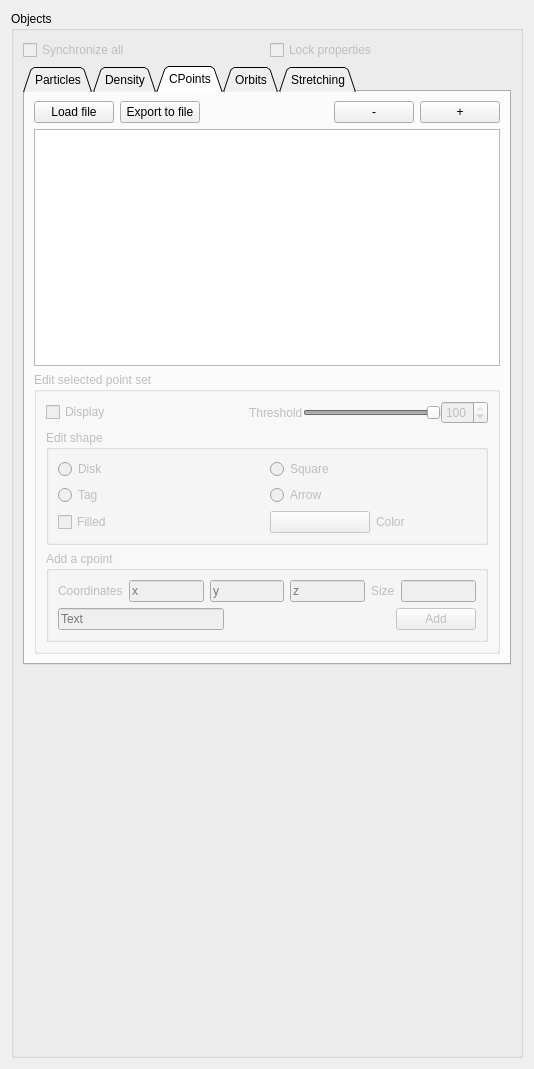
The window that src/formobjectcontrol.ui (jcldc/glnemo2) describes before a commit, drawn with Qt 5.
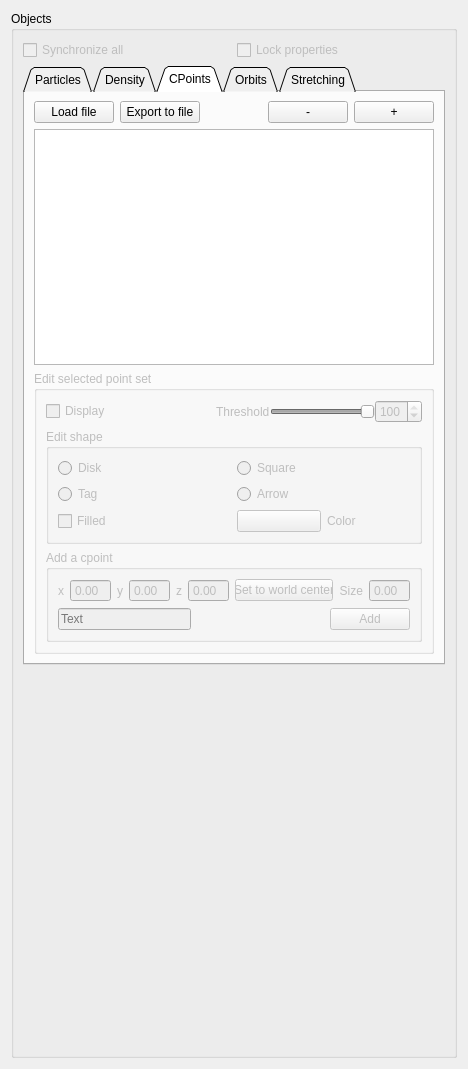
The same window after the commit. Icons and pictures are not drawn.

Commit message: Replace cpoint coords lineedit with doublespinbox

Patch:
```diff
--- a/src/formobjectcontrol.ui
+++ b/src/formobjectcontrol.ui
@@ -6,7 +6,7 @@
    <rect>
     <x>0</x>
     <y>0</y>
-    <width>534</width>
+    <width>468</width>
     <height>1069</height>
    </rect>
   </property>
@@ -1234,45 +1234,103 @@
                    <number>0</number>
                   </property>
                   <item>
-                   <widget class="QLabel" name="label_11">
-                    <property name="text">
-                     <string>Coordinates</string>
+                   <widget class="QLabel" name="label_14">
+                    <property name="sizePolicy">
+                     <sizepolicy hsizetype="Maximum" vsizetype="Preferred">
+                      <horstretch>0</horstretch>
+                      <verstretch>0</verstretch>
+                     </sizepolicy>
                     </property>
-                   </widget>
-                  </item>
-                  <item>
-                   <widget class="QLineEdit" name="add_cpoint_coords_x">
-                    <property name="placeholderText">
+                    <property name="text">
                      <string>x</string>
                     </property>
+                    <property name="alignment">
+                     <set>Qt::AlignRight|Qt::AlignTrailing|Qt::AlignVCenter</set>
+                    </property>
                    </widget>
                   </item>
                   <item>
-                   <widget class="QLineEdit" name="add_cpoint_coords_y">
+                   <widget class="QDoubleSpinBox" name="add_cpoint_coords_x">
+                    <property name="buttonSymbols">
+                     <enum>QAbstractSpinBox::NoButtons</enum>
+                    </property>
+                   </widget>
+                  </item>
+                  <item>
+                   <widget class="QLabel" name="label_15">
+                    <property name="sizePolicy">
+                     <sizepolicy hsizetype="Maximum" vsizetype="Preferred">
+                      <horstretch>0</horstretch>
+                      <verstretch>0</verstretch>
+                     </sizepolicy>
+                    </property>
                     <property name="text">
-                     <string/>
-                    </property>
-                    <property name="placeholderText">
                      <string>y</string>
                     </property>
+                    <property name="alignment">
+                     <set>Qt::AlignRight|Qt::AlignTrailing|Qt::AlignVCenter</set>
+                    </property>
                    </widget>
                   </item>
                   <item>
-                   <widget class="QLineEdit" name="add_cpoint_coords_z">
-                    <property name="placeholderText">
+                   <widget class="QDoubleSpinBox" name="add_cpoint_coords_y">
+                    <property name="buttonSymbols">
+                     <enum>QAbstractSpinBox::NoButtons</enum>
+                    </property>
+                   </widget>
+                  </item>
+                  <item>
+                   <widget class="QLabel" name="label_16">
+                    <property name="sizePolicy">
+                     <sizepolicy hsizetype="Maximum" vsizetype="Preferred">
+                      <horstretch>0</horstretch>
+                      <verstretch>0</verstretch>
+                     </sizepolicy>
+                    </property>
+                    <property name="text">
                      <string>z</string>
                     </property>
+                    <property name="alignment">
+                     <set>Qt::AlignRight|Qt::AlignTrailing|Qt::AlignVCenter</set>
+                    </property>
+                   </widget>
+                  </item>
+                  <item>
+                   <widget class="QDoubleSpinBox" name="add_cpoint_coords_z">
+                    <property name="buttonSymbols">
+                     <enum>QAbstractSpinBox::NoButtons</enum>
+                    </property>
+                   </widget>
+                  </item>
+                  <item>
+                   <widget class="QPushButton" name="add_cpoint_center_coord_btn">
+                    <property name="text">
+                     <string>Set to world center</string>
+                    </property>
                    </widget>
                   </item>
                   <item>
                    <widget class="QLabel" name="label_12">
+                    <property name="sizePolicy">
+                     <sizepolicy hsizetype="Maximum" vsizetype="Preferred">
+                      <horstretch>0</horstretch>
+                      <verstretch>0</verstretch>
+                     </sizepolicy>
+                    </property>
                     <property name="text">
                      <string>Size</string>
                     </property>
+                    <property name="alignment">
+                     <set>Qt::AlignRight|Qt::AlignTrailing|Qt::AlignVCenter</set>
+                    </property>
                    </widget>
                   </item>
                   <item>
-                   <widget class="QLineEdit" name="add_cpoint_coords_size"/>
+                   <widget class="QDoubleSpinBox" name="add_cpoint_coords_size">
+                    <property name="buttonSymbols">
+                     <enum>QAbstractSpinBox::NoButtons</enum>
+                    </property>
+                   </widget>
                   </item>
                  </layout>
                 </item>
```
Left out of the diff: 64 changed lines with no effect on the pictures. The commit also changes 1 other file.
